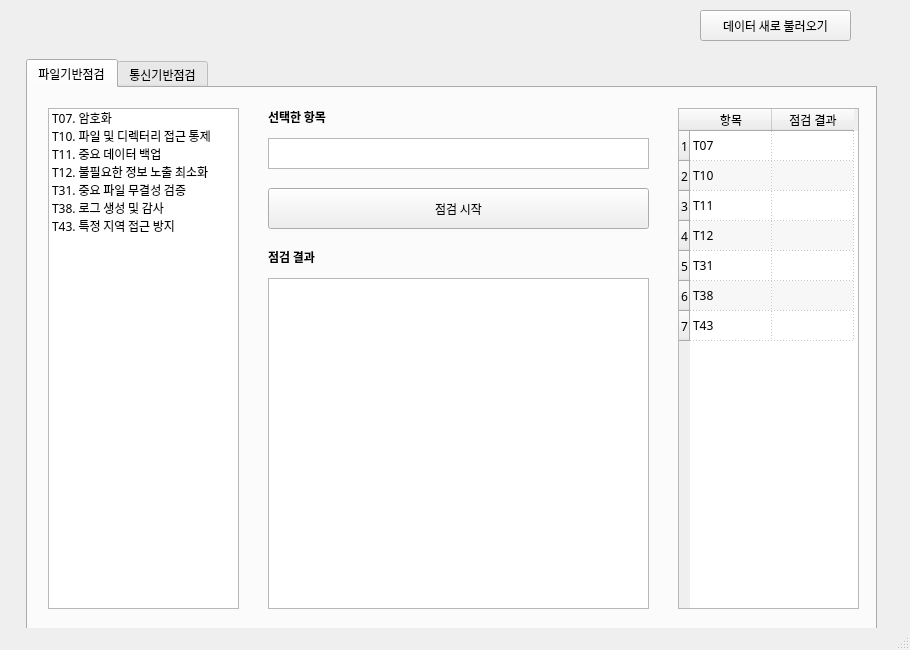
Herrtane/PX4Inspector, file ui/PX4Inspector.ui: the form before one commit.
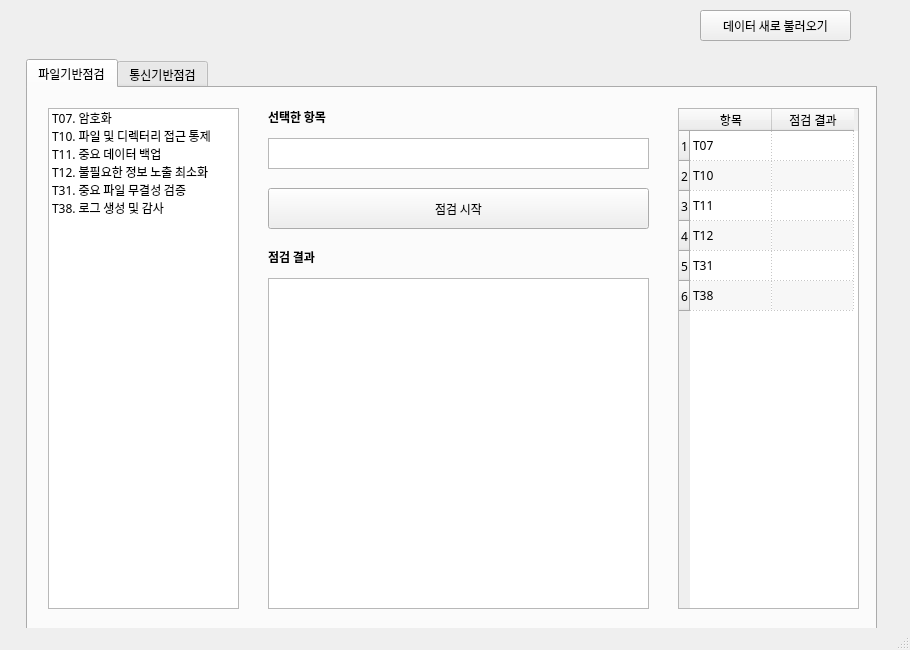
The form after the commit. The open tabs and pages were chosen to show the change.

```diff
--- a/ui/PX4Inspector.ui
+++ b/ui/PX4Inspector.ui
@@ -142,11 +142,6 @@
         <string>6</string>
        </property>
       </row>
-      <row>
-       <property name="text">
-        <string>7</string>
-       </property>
-      </row>
       <column>
        <property name="text">
         <string>항목</string>
@@ -212,11 +207,6 @@
         <string>T38</string>
        </property>
       </item>
-      <item row="6" column="0">
-       <property name="text">
-        <string>T43</string>
-       </property>
-      </item>
      </widget>
      <widget class="QListWidget" name="ftp_listWidget">
       <property name="geometry">
@@ -257,11 +247,6 @@
         <string>T38. 로그 생성 및 감사</string>
        </property>
       </item>
-      <item>
-       <property name="text">
-        <string>T43. 특정 지역 접근 방지</string>
-       </property>
-      </item>
      </widget>
      <widget class="QPushButton" name="ftp_start_pushButton">
       <property name="geometry">
```
Left out of the diff: 2 changed lines with no effect on the pictures.
